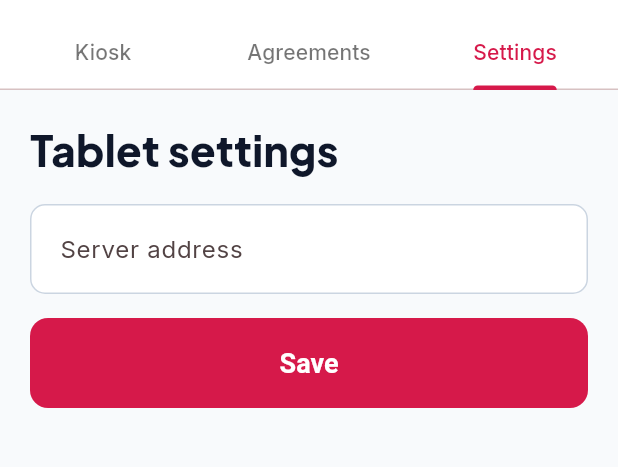
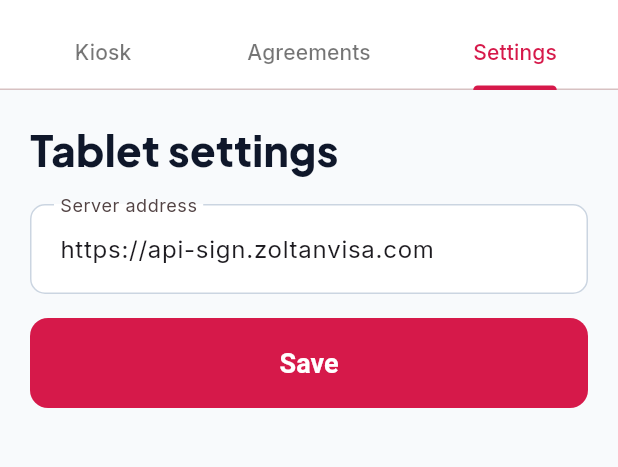
Before and after one commit to KaveemDev/zoltan-verification, a Flutter app: the AdminHome screen opened directly with empty values, tab 3 chosen, on a phone screen of 412 x 824 dp, the part 66-533 px from its top. Run offline on Flutter 3.47's test engine with Material 3 defaults, Android fonts, the phone set to English and light mode, and no system bars; our stand-ins replace camera, google_fonts, pdf, printing, shared_preferences, signature; missing offline and left inert: pdfrx; accounts and stored records are empty; network calls fail.

Commit message:
feat(mobile): default server API URL to api-sign.zoltanvisa.com

```diff
--- a/mobile/lib/api.dart
+++ b/mobile/lib/api.dart
@@ -4,9 +4,9 @@ import 'dart:io';
 import 'package:http/http.dart' as http;
 import 'package:shared_preferences/shared_preferences.dart';
 
-/// Server origin, e.g. https://api.example.com. Set once from the admin Settings screen.
+/// Server origin. Defaults to production; staff can override it under Settings (e.g. for a test server).
 class Config {
-  static String baseUrl = const String.fromEnvironment('API_URL');
+  static String baseUrl = const String.fromEnvironment('API_URL', defaultValue: 'https://api-sign.zoltanvisa.com');
   static late SharedPreferences _p;
 
   static Future<void> load() async {
```
Also changed, not shown: 1 other file.
